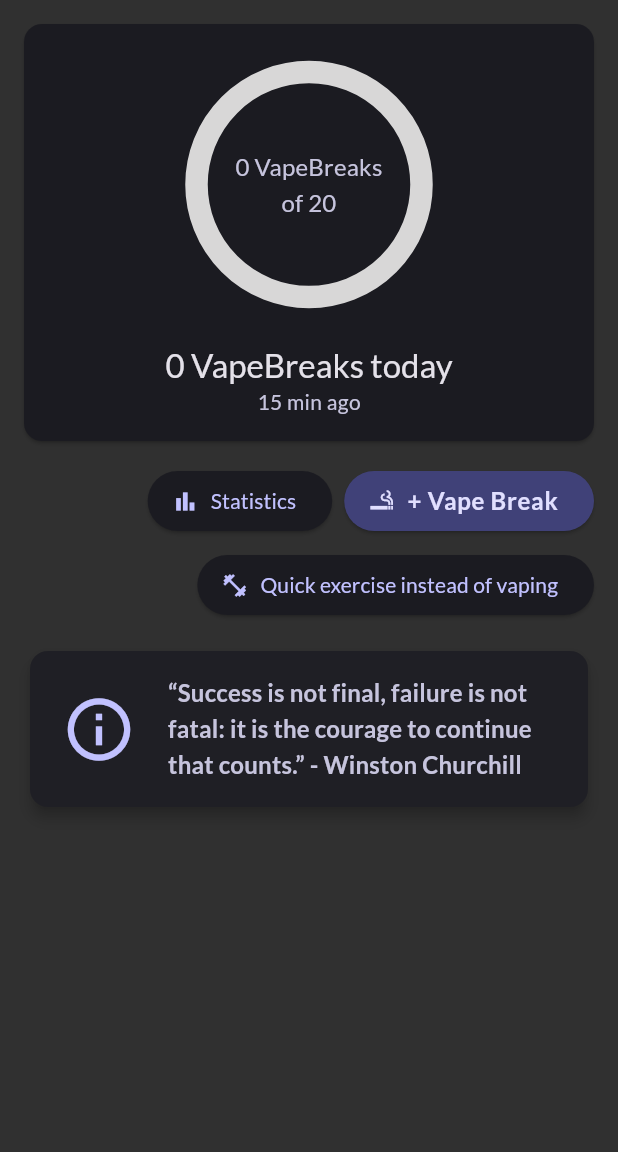
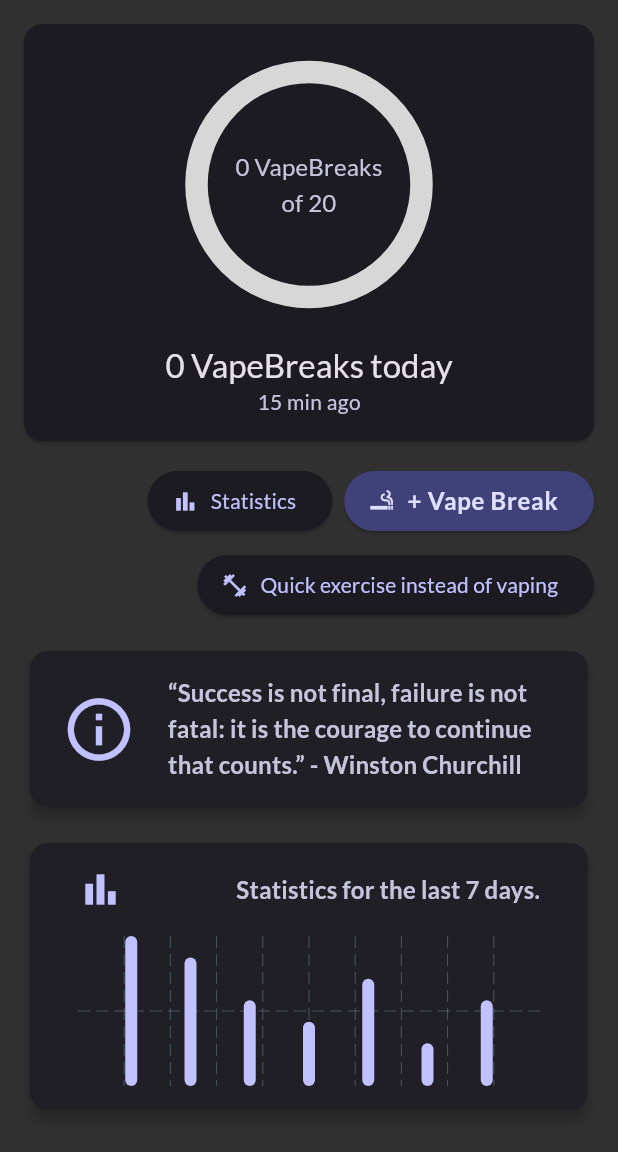
Before and after one commit to mihakonceptcorn/OffVape, a Flutter app: the screen it shows after launch, on a phone screen of 412 x 824 dp, the part 84-1236 px from its top. Run offline on Flutter 3.47's test engine with Material 3 defaults, Android fonts, the phone set to English and light mode, and no system bars; drawn by our look-alikes of fl_chart; our stand-ins replace flutter_riverpod, google_fonts.

Commit message:
home stats demo

```diff
--- a/lib/screens/home.dart
+++ b/lib/screens/home.dart
@@ -1,4 +1,5 @@
 import 'package:flutter/material.dart';
+import 'package:off_vape/widgets/home_stats.dart';
 import 'package:off_vape/widgets/motivation.dart';
 import 'package:off_vape/widgets/progress_card.dart';
 import 'package:off_vape/widgets/vape_actions.dart';
@@ -24,7 +25,7 @@ class HomeScreen extends StatelessWidget {
         ],
       ),
       body: const SingleChildScrollView(
-        child: Column(children: [ProgressCard(), VapeActions(), Motivation()]),
+        child: Column(children: [ProgressCard(), VapeActions(), Motivation(), HomeStats()]),
       ),
     );
   }
--- a/lib/widgets/home_stats.dart
+++ b/lib/widgets/home_stats.dart
@@ -1,3 +1,4 @@
+import 'package:fl_chart/fl_chart.dart';
 import 'package:flutter/material.dart';
 
 class HomeStats extends StatelessWidget {
@@ -7,10 +8,118 @@ class HomeStats extends StatelessWidget {
   Widget build(BuildContext context) {
     return Padding(
       padding: const EdgeInsets.only(top: 0, left: 16, right: 16, bottom: 16),
-      child: Card(
-        elevation: 4.0,
-        color: Theme.of(context).colorScheme.surfaceContainer,
-        child: Text('Chart'),
+      child: SizedBox(
+        width: double.infinity,
+        child: Card(
+          elevation: 4.0,
+          color: Theme.of(context).colorScheme.surfaceContainer,
+          child: Padding(
+            padding: const EdgeInsets.only(
+              top: 16,
+              left: 32,
+              right: 32,
+              bottom: 16,
+            ),
+            child: Column(
+              children: [
+                Row(
+                  mainAxisAlignment: MainAxisAlignment.spaceBetween,
+                  children: [
+                    Icon(
+                      Icons.bar_chart_sharp,
+                      size: 30,
+                      color: Theme.of(context).colorScheme.primary,
+                    ),
+                    const SizedBox(width: 16),
+                    Text(
+                      'Statistics for the last 7 days.',
+                      style: Theme.of(context).textTheme.titleMedium!.copyWith(
+                        color: Theme.of(context).colorScheme.secondary,
+                        fontWeight: FontWeight.bold,
+                      ),
+                    ),
+                  ],
+                ),
+                const SizedBox(height: 16),
+                SizedBox(
+                  height: 100,
+                  child: BarChart(
+                    BarChartData(
+                      borderData: FlBorderData(show: false),
+                      titlesData: const FlTitlesData(show: false),
+                      gridData: const FlGridData(show: true),
+                      barGroups: [
+                        BarChartGroupData(
+                          x: 0,
+                          barRods: [
+                            BarChartRodData(
+                              toY: 7,
+                              color: Theme.of(context).colorScheme.primary,
+                            ),
+                          ],
+                        ),
+                        BarChartGroupData(
+                          x: 0,
+                          barRods: [
+                            BarChartRodData(
+                              toY: 6,
+                              color: Theme.of(context).colorScheme.primary,
+                            ),
+                          ],
+                        ),
+                        BarChartGroupData(
+                          x: 0,
+                          barRods: [
+                            BarChartRodData(
+                              toY: 4,
+                              color: Theme.of(context).colorScheme.primary,
+                            ),
+                          ],
+                        ),
+                        BarChartGroupData(
+                          x: 0,
+                          barRods: [
+                            BarChartRodData(
+                              toY: 3,
+                              color: Theme.of(context).colorScheme.primary,
+                            ),
+                          ],
+                        ),
+                        BarChartGroupData(
+                          x: 1,
+                          barRods: [
+                            BarChartRodData(
+                              toY: 5,
+                              color: Theme.of(context).colorScheme.primary,
+                            ),
+                          ],
+                        ),
+                        BarChartGroupData(
+                          x: 2,
+                          barRods: [
+                            BarChartRodData(
+                              toY: 2,
+                              color: Theme.of(context).colorScheme.primary,
+                            ),
+                          ],
+                        ),
+                        BarChartGroupData(
+                          x: 3,
+                          barRods: [
+                            BarChartRodData(
+                              toY: 4,
+                              color: Theme.of(context).colorScheme.primary,
+                            ),
+                          ],
+                        ),
+                      ],
+                    ),
+                  ),
+                ),
+              ],
+            ),
+          ),
+        ),
       ),
     );
   }
--- a/pubspec.yaml
+++ b/pubspec.yaml
@@ -36,6 +36,7 @@ dependencies:
   cupertino_icons: ^1.0.8
   google_fonts: ^6.3.2
   flutter_riverpod: ^3.0.3
+  fl_chart: ^1.1.1
 
 dev_dependencies:
   flutter_test:
```
Also changed, not shown: pubspec.lock.
